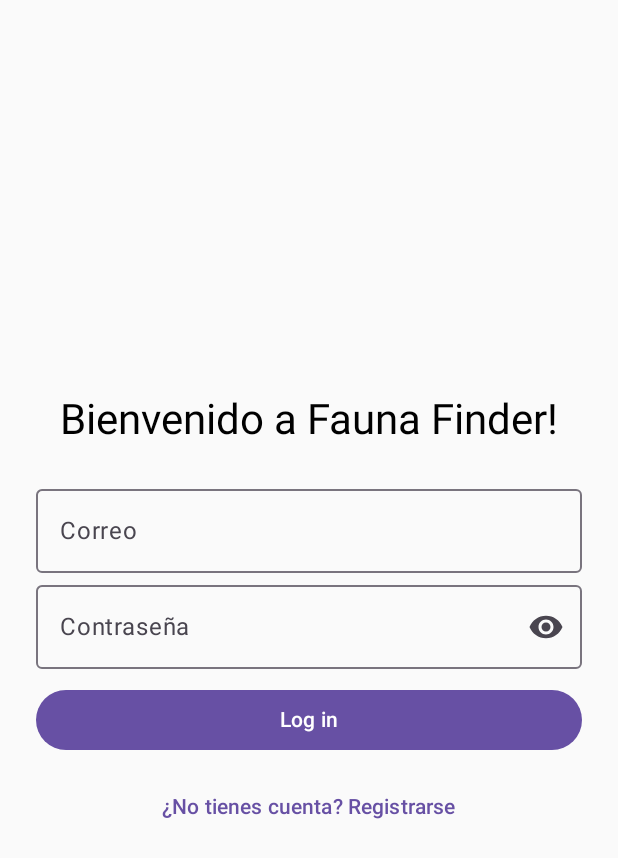
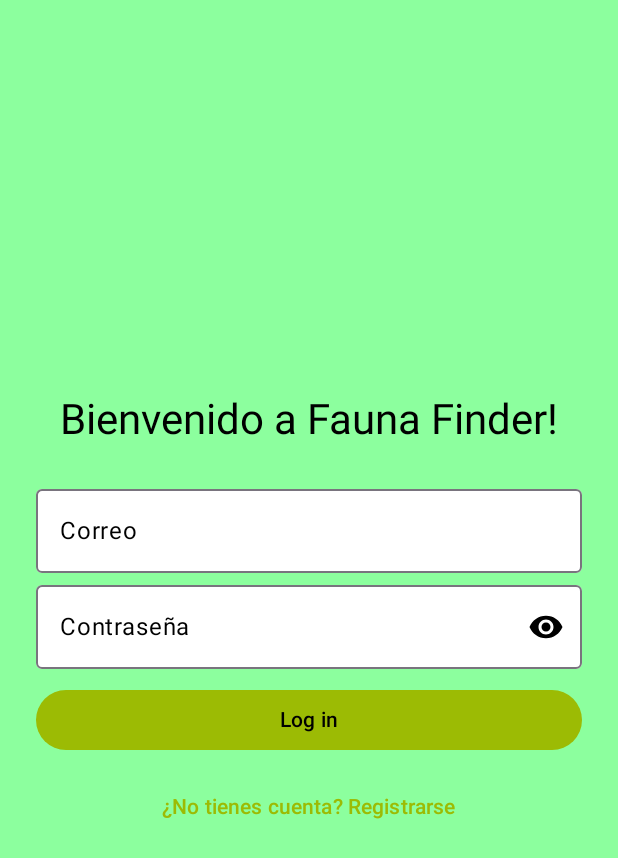
Before and after one commit to PUJ-ICM-2312/FaunaFinder, an Android app built with Jetpack Compose: the screen it shows after launch (MainActivity), after a tap on "Iniciar Sesión", on a phone screen of 412 x 824 dp. Shown: the top 858 px of the screen. Run offline under Robolectric (Android 15) with nearby library versions, the phone set to English and light mode, and no system bars; our stand-ins replace Firebase (no records; nobody signed in at launch, a user with empty details on screens opened directly).

Commit message:
colores :)

```diff
--- a/app/src/main/java/com/example/faunafinder/MainActivity.kt
+++ b/app/src/main/java/com/example/faunafinder/MainActivity.kt
@@ -4,12 +4,15 @@ import android.os.Bundle
 import androidx.activity.ComponentActivity
 import androidx.activity.compose.setContent
 import com.example.faunafinder.navigation.AppNavigation
+import com.example.faunafinder.ui.theme.FaunaFInderTheme  // Asegúrate de importar tu theme
 
 class MainActivity : ComponentActivity() {
     override fun onCreate(savedInstanceState: Bundle?) {
         super.onCreate(savedInstanceState)
         setContent {
-            AppNavigation()
+            FaunaFInderTheme {  // <-- Aquí aplicas el theme
+                AppNavigation()
+            }
         }
     }
 }
--- a/app/src/main/java/com/example/faunafinder/ui/auth/HomeScreen.kt
+++ b/app/src/main/java/com/example/faunafinder/ui/auth/HomeScreen.kt
@@ -1,6 +1,7 @@
 package com.example.faunafinder.ui.screens
 
 import androidx.compose.foundation.Image
+import androidx.compose.foundation.background
 import androidx.compose.foundation.layout.*
 import androidx.compose.material3.*
 import androidx.compose.runtime.Composable
@@ -15,7 +16,7 @@ import com.example.faunafinder.navigation.Screen
 @Composable
 fun HomeScreen(navController: NavController) {
     Column(
-        modifier = Modifier.fillMaxSize(),
+        modifier = Modifier.fillMaxSize().background(MaterialTheme.colorScheme.background),
         horizontalAlignment = Alignment.CenterHorizontally,
         verticalArrangement = Arrangement.Center
     ) {
--- a/app/src/main/java/com/example/faunafinder/ui/auth/LoginScreen.kt
+++ b/app/src/main/java/com/example/faunafinder/ui/auth/LoginScreen.kt
@@ -1,6 +1,7 @@
 package com.example.faunafinder.ui.screens
 
 import android.widget.Toast
+import androidx.compose.foundation.background
 import androidx.compose.foundation.layout.*
 import androidx.compose.material.icons.Icons
 import androidx.compose.material.icons.filled.Visibility
@@ -31,26 +32,39 @@ fun LoginScreen(navController: NavController) {
     Column(
         modifier = Modifier
             .fillMaxSize()
+            .background(MaterialTheme.colorScheme.background)
             .padding(24.dp),
         horizontalAlignment = Alignment.CenterHorizontally,
         verticalArrangement = Arrangement.Center
     ) {
-        Text("Bienvenido a Fauna Finder!", style = MaterialTheme.typography.headlineMedium)
+        Text(
+            "Bienvenido a Fauna Finder!",
+            style = MaterialTheme.typography.headlineMedium,
+            color = MaterialTheme.colorScheme.onBackground
+        )
 
         Spacer(modifier = Modifier.height(20.dp))
 
         OutlinedTextField(
             value = email,
             onValueChange = { email = it },
-            label = { Text("Correo") },
+            label = { Text("Correo", color = MaterialTheme.colorScheme.onSurface) },
             singleLine = true,
-            modifier = Modifier.fillMaxWidth()
+            modifier = Modifier.fillMaxWidth(),
+            colors = OutlinedTextFieldDefaults.colors(
+                focusedContainerColor = MaterialTheme.colorScheme.surface,
+                unfocusedContainerColor = MaterialTheme.colorScheme.surface,
+                focusedTextColor = MaterialTheme.colorScheme.onSurface,
+                unfocusedTextColor = MaterialTheme.colorScheme.onSurface,
+                focusedBorderColor = MaterialTheme.colorScheme.primary,
+                unfocusedBorderColor = MaterialTheme.colorScheme.outline
+            )
         )
 
         OutlinedTextField(
             value = password,
             onValueChange = { password = it },
-            label = { Text("Contraseña") },
+            label = { Text("Contraseña", color = MaterialTheme.colorScheme.onSurface) },
             singleLine = true,
             visualTransformation = if (passwordVisible) VisualTransformation.None else PasswordVisualTransformation(),
             trailingIcon = {
@@ -58,10 +72,22 @@ fun LoginScreen(navController: NavController) {
                 val description = if (passwordVisible) "Ocultar contraseña" else "Mostrar contraseña"
 
                 IconButton(onClick = { passwordVisible = !passwordVisible }) {
-                    Icon(imageVector = icon, contentDescription = description)
+                    Icon(
+                        imageVector = icon,
+                        contentDescription = description,
+                        tint = MaterialTheme.colorScheme.onSurface
+                    )
                 }
             },
-            modifier = Modifier.fillMaxWidth()
+            modifier = Modifier.fillMaxWidth(),
+            colors = OutlinedTextFieldDefaults.colors(
+                focusedContainerColor = MaterialTheme.colorScheme.surface,
+                unfocusedContainerColor = MaterialTheme.colorScheme.surface,
+                focusedTextColor = MaterialTheme.colorScheme.onSurface,
+                unfocusedTextColor = MaterialTheme.colorScheme.onSurface,
+                focusedBorderColor = MaterialTheme.colorScheme.primary,
+                unfocusedBorderColor = MaterialTheme.colorScheme.outline
+            )
         )
 
         Spacer(modifier = Modifier.height(10.dp))
@@ -89,7 +115,11 @@ fun LoginScreen(navController: NavController) {
                     }
             },
             enabled = !isLoading,
-            modifier = Modifier.fillMaxWidth()
+            modifier = Modifier.fillMaxWidth(),
+            colors = ButtonDefaults.buttonColors(
+                containerColor = MaterialTheme.colorScheme.primary,
+                contentColor = MaterialTheme.colorScheme.onPrimary
+            )
         ) {
             Text(if (isLoading) "Cargando..." else "Log in")
         }
@@ -102,7 +132,10 @@ fun LoginScreen(navController: NavController) {
         Spacer(modifier = Modifier.height(10.dp))
 
         TextButton(
-            onClick = { navController.navigate(Screen.Register.route) }
+            onClick = { navController.navigate(Screen.Register.route) },
+            colors = ButtonDefaults.textButtonColors(
+                contentColor = MaterialTheme.colorScheme.primary
+            )
         ) {
             Text("¿No tienes cuenta? Registrarse")
         }
--- a/app/src/main/java/com/example/faunafinder/ui/auth/RegisterScreen.kt
+++ b/app/src/main/java/com/example/faunafinder/ui/auth/RegisterScreen.kt
@@ -1,6 +1,7 @@
 package com.example.faunafinder.ui.screens
 
 import android.widget.Toast
+import androidx.compose.foundation.background
 import androidx.compose.foundation.layout.*
 import androidx.compose.material.icons.Icons
 import androidx.compose.material.icons.filled.Visibility
@@ -33,6 +34,7 @@ fun RegisterScreen(navController: NavController) {
     Column(
         modifier = Modifier
             .fillMaxSize()
+            .background(MaterialTheme.colorScheme.background)
             .padding(24.dp),
         horizontalAlignment = Alignment.CenterHorizontally,
         verticalArrangement = Arrangement.Center
--- a/app/src/main/java/com/example/faunafinder/ui/theme/Color.kt
+++ b/app/src/main/java/com/example/faunafinder/ui/theme/Color.kt
@@ -9,3 +9,17 @@ val Pink80 = Color(0xFFEFB8C8)
 val Purple40 = Color(0xFF6650a4)
 val PurpleGrey40 = Color(0xFF625b71)
 val Pink40 = Color(0xFF7D5260)
+
+val VerdeMentaClaro = Color(0xFF8CFF9E)   // Fondo general
+val Menta = Color(0xFFA8E6CF)
+val VerdeLima = Color(0xFF9CBB04)   // Botones
+val Blanco = Color(0xFFFFFFFF)        // Texto
+val Negro = Color(0xFF000000)         // Texto
+val Carbon = Color(0xFF333333)        // Fondo
+
+val VerdeOscuro = Color(0xFF1B5E20)       // Fondo principal oscuro
+val VerdeMenosOscuro = Color(0xFF2E7D32)  // Fondo secundario oscuro
+val VerdeOliva = Color(0xFF33691E)        // Botones o resaltados
+val CafeOscuro = Color(0xFF4E342E)        // Superficies o tarjetas
+val CafeClaro = Color(0xFF795548)         // Textos o contornos
+val BlancoSuave = Color(0xFFECEFF1)       // Texto claro
--- a/app/src/main/java/com/example/faunafinder/ui/theme/Theme.kt
+++ b/app/src/main/java/com/example/faunafinder/ui/theme/Theme.kt
@@ -12,15 +12,24 @@ import androidx.compose.runtime.Composable
 import androidx.compose.ui.platform.LocalContext
 
 private val DarkColorScheme = darkColorScheme(
-    primary = Purple80,
-    secondary = PurpleGrey80,
-    tertiary = Pink80
+    primary = CafeOscuro,           // Color principal (botones, etc.)
+    onPrimary = BlancoSuave,        // Texto sobre primario
+    secondary = VerdeMenosOscuro,   // Botones secundarios
+    onSecondary = BlancoSuave,      // Texto sobre secundarios
+    background = VerdeOscuro,       // Fondo de pantalla
+    onBackground = BlancoSuave,     // Texto sobre fondo
+    surface = Menta,                // Tarjetas, campos de texto, etc.
+    onSurface = Carbon,        // Texto sobre surface
 )
 
 private val LightColorScheme = lightColorScheme(
-    primary = Purple40,
-    secondary = PurpleGrey40,
-    tertiary = Pink40
+    primary = VerdeLima,         // Botones
+    onPrimary = Negro,           // Texto en botones
+    background = VerdeMentaClaro,// Fondo de pantalla
+    onBackground = Negro,        // Texto sobre fondo
+    surface = Blanco,            // Campos de texto
+    onSurface = Negro,           // Texto dentro de campos
+    secondary = CafeClaro        // Íconos o detalles
 
     /* Other default colors to override
     background = Color(0xFFFFFBFE),
@@ -37,7 +46,7 @@ private val LightColorScheme = lightColorScheme(
 fun FaunaFInderTheme(
     darkTheme: Boolean = isSystemInDarkTheme(),
     // Dynamic color is available on Android 12+
-    dynamicColor: Boolean = true,
+    dynamicColor: Boolean = false,
     content: @Composable () -> Unit
 ) {
     val colorScheme = when {
```
